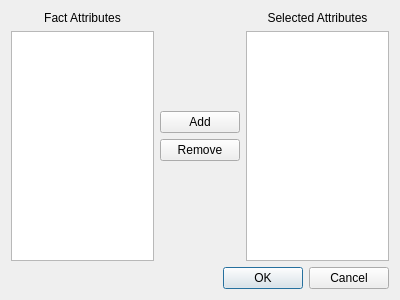
The window that yatel/gui/uis/EnviromentDialog.ui (leliel12/yatel) describes before a commit, drawn with Qt 5.
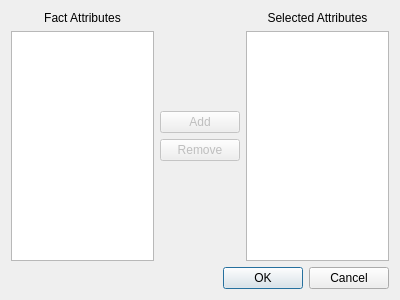
The same window after the commit.

Commit message: select attributs dialog end

Diff of the .ui file:
```diff
--- a/yatel/gui/uis/EnviromentDialog.ui
+++ b/yatel/gui/uis/EnviromentDialog.ui
@@ -53,14 +53,20 @@
         </spacer>
        </item>
        <item>
-        <widget class="QPushButton" name="pushButton_2">
+        <widget class="QPushButton" name="addButton">
+         <property name="enabled">
+          <bool>false</bool>
+         </property>
          <property name="text">
           <string>Add</string>
          </property>
         </widget>
        </item>
        <item>
-        <widget class="QPushButton" name="pushButton">
+        <widget class="QPushButton" name="removeButton">
+         <property name="enabled">
+          <bool>false</bool>
+         </property>
          <property name="text">
           <string>Remove</string>
          </property>
```
The commit also changes 1 other file.
